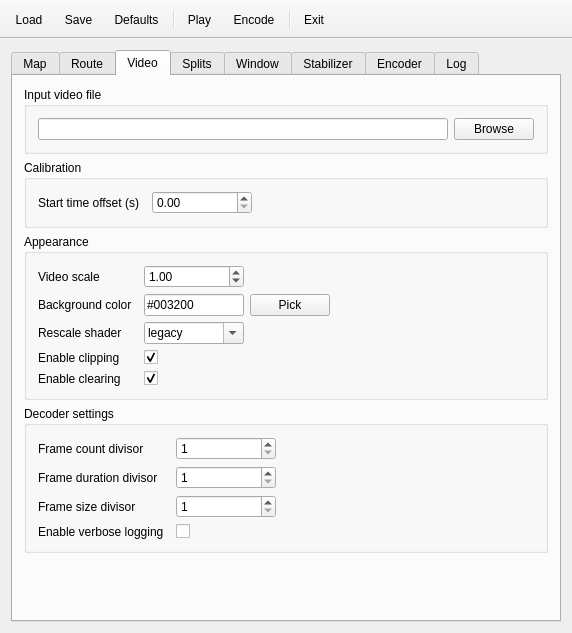
mikoro/orientview, file src/MainWindow.ui: the form before one commit.
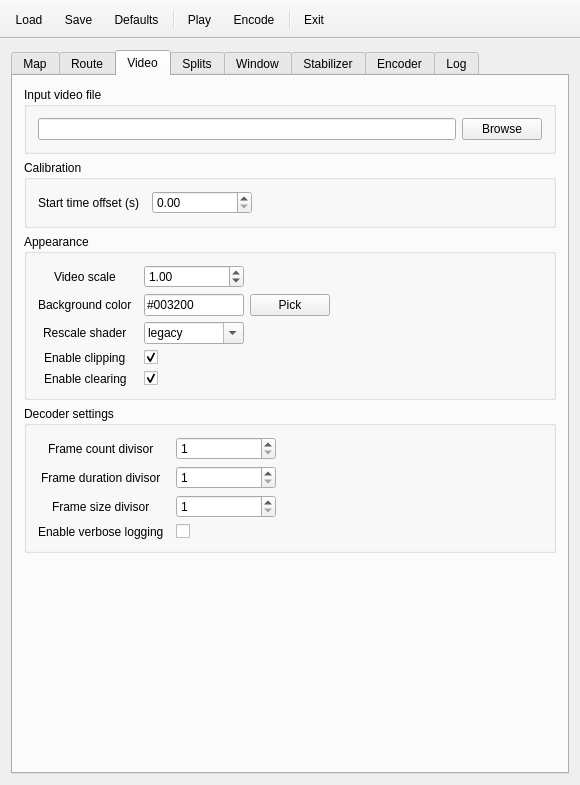
The form after the commit. The open tabs and pages were chosen to show the change. Icons and pictures are not drawn.

Diff of the .ui file:
```diff
--- a/src/MainWindow.ui
+++ b/src/MainWindow.ui
@@ -6,8 +6,8 @@
    <rect>
     <x>0</x>
     <y>0</y>
-    <width>572</width>
-    <height>623</height>
+    <width>580</width>
+    <height>785</height>
    </rect>
   </property>
   <property name="sizePolicy">
@@ -922,6 +922,15 @@
            <string>Calibration</string>
           </property>
           <layout class="QFormLayout" name="formLayout_4">
+           <property name="fieldGrowthPolicy">
+            <enum>QFormLayout::AllNonFixedFieldsGrow</enum>
+           </property>
+           <property name="labelAlignment">
+            <set>Qt::AlignLeading|Qt::AlignLeft|Qt::AlignVCenter</set>
+           </property>
+           <property name="formAlignment">
+            <set>Qt::AlignLeading|Qt::AlignLeft|Qt::AlignTop</set>
+           </property>
            <property name="horizontalSpacing">
             <number>12</number>
            </property>
@@ -996,6 +1005,15 @@
            <string>Appearance</string>
           </property>
           <layout class="QFormLayout" name="formLayout_5">
+           <property name="fieldGrowthPolicy">
+            <enum>QFormLayout::AllNonFixedFieldsGrow</enum>
+           </property>
+           <property name="labelAlignment">
+            <set>Qt::AlignCenter</set>
+           </property>
+           <property name="formAlignment">
+            <set>Qt::AlignLeading|Qt::AlignLeft|Qt::AlignTop</set>
+           </property>
            <property name="horizontalSpacing">
             <number>12</number>
            </property>
@@ -1350,6 +1368,15 @@
            <string>Decoder settings</string>
           </property>
           <layout class="QFormLayout" name="formLayout_6">
+           <property name="fieldGrowthPolicy">
+            <enum>QFormLayout::AllNonFixedFieldsGrow</enum>
+           </property>
+           <property name="labelAlignment">
+            <set>Qt::AlignCenter</set>
+           </property>
+           <property name="formAlignment">
+            <set>Qt::AlignLeading|Qt::AlignLeft|Qt::AlignTop</set>
+           </property>
            <property name="horizontalSpacing">
             <number>12</number>
            </property>
```
Left out of the diff: 78 changed lines with no effect on the pictures.
